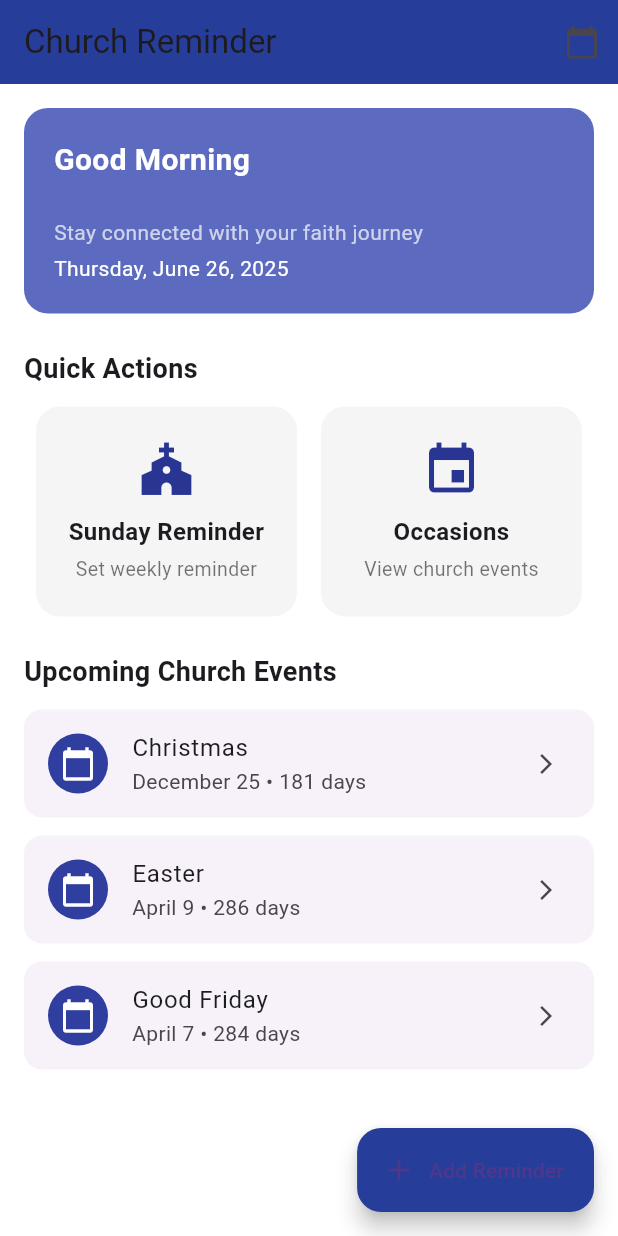
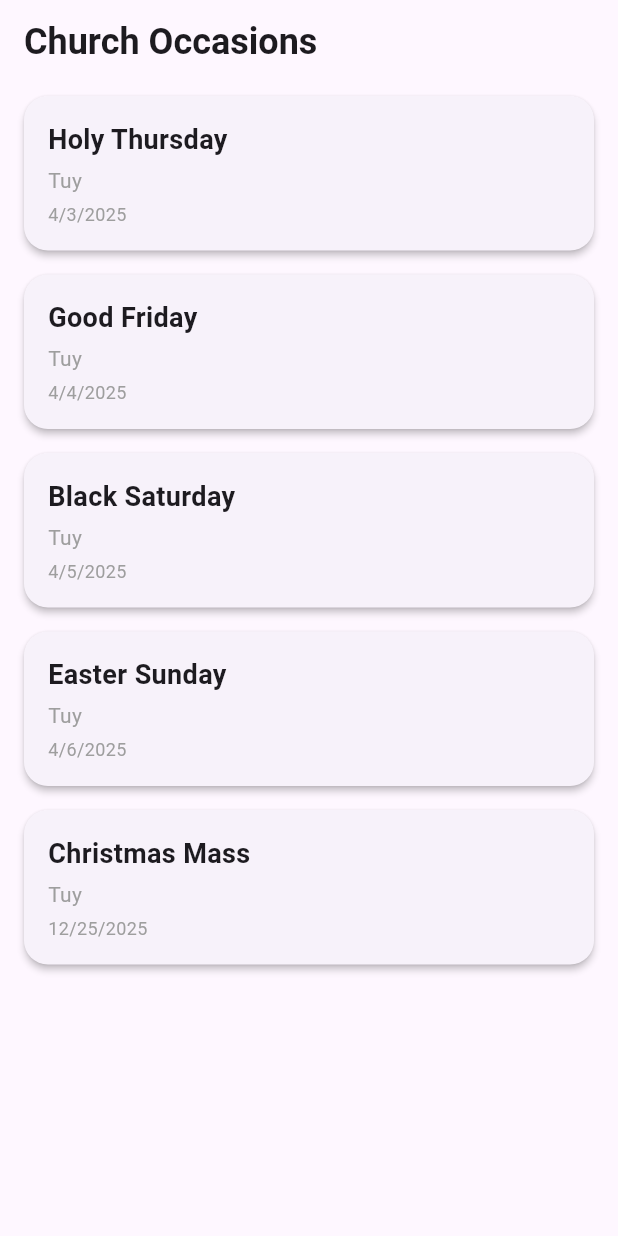
Before and after one commit to carlo10101010/Church-Reminder, a Flutter app: the screen it shows after launch, on a phone screen of 412 x 824 dp. Run offline on Flutter 3.47's test engine with Material 3 defaults, Android fonts, the phone set to English and light mode, and no system bars.

Commit message:
Dynamic UI 1

```diff
--- a/lib/main.dart
+++ b/lib/main.dart
@@ -1,195 +1,9 @@
+import 'package:church_reminder/pages/Dashboard.dart';
+import 'package:church_reminder/pages/ListItems.dart';
 import 'package:flutter/material.dart';
 
-void main() => runApp(ChurchReminderApp());
-
-class ChurchReminderApp extends StatelessWidget {
-  @override
-  Widget build(BuildContext context) {
-    return MaterialApp(
-      title: 'Church Reminder',
-      home: HomeScreen(),
-      debugShowCheckedModeBanner: false,
-    );
-  }
+void main(){
+ runApp(MaterialApp(
+ home: Listitems()
+));
 }
-
-class HomeScreen extends StatelessWidget {
-  final Color primaryColor = Color(0xFF263D9A); // Navy blue
-
-  @override
-  Widget build(BuildContext context) {
-    return Scaffold(
-      backgroundColor: Colors.white,
-      appBar: AppBar(
-        backgroundColor: primaryColor,
-        title: Text('Church Reminder'),
-        actions: [
-          IconButton(
-            icon: Icon(Icons.calendar_today),
-            onPressed: () {},
-          )
-        ],
-      ),
-      body: SingleChildScrollView(
-        child: Padding(
-          padding: const EdgeInsets.all(16.0),
-          child: Column(
-            crossAxisAlignment: CrossAxisAlignment.start,
-            children: [
-              // Good Morning Card
-              Container(
-                width: double.infinity,
-                padding: EdgeInsets.all(20),
-                decoration: BoxDecoration(
-                  color: Colors.indigo[400],
-                  borderRadius: BorderRadius.circular(16),
-                ),
-                child: Column(
-                  crossAxisAlignment: CrossAxisAlignment.start,
-                  children: [
-                  Text(
-                  'Good Morning',
-                  style: TextStyle(fontSize: 20, fontWeight: FontWeight.bold, color: Colors.white),
-                ),
-                SizedBox(height: 24),
-                  Text(
-                    'Stay connected with your faith journey',
-                    style: TextStyle(color: Colors.white70),
-                  ),
-                  SizedBox(height: 4),
-                  Text(
-                    'Thursday, June 26, 2025',
-                    style: TextStyle(color: Colors.white),
-                  ),
-                  ],
-                ),
-              ),
-
-              SizedBox(height: 24),
-
-              // Quick Actions
-              Text("Quick Actions", style: TextStyle(fontSize: 18, fontWeight: FontWeight.bold)),
-              SizedBox(height: 12),
-              Row(
-                mainAxisAlignment: MainAxisAlignment.center, // Center the buttons horizontally
-                children: [
-                  Expanded(
-                    child: Padding(
-                      padding: const EdgeInsets.symmetric(horizontal: 8.0),  // Same margin on both sides
-                      child: ActionCard(
-                        icon: Icons.church,
-                        label: 'Sunday Reminder',
-                        subLabel: 'Set weekly reminder',
-                        iconSize: 40,
-                        height: 140,
-                      ),
-                    ),
-                  ),
-                  Expanded(
-                    child: Padding(
-                      padding: const EdgeInsets.symmetric(horizontal: 8.0),  // Same margin on both sides
-                      child: ActionCard(
-                        icon: Icons.event,
-                        label: 'Occasions',
-                        subLabel: 'View church events',
-                        iconSize: 40,
-                        height: 140,
-                      ),
-                    ),
-                  ),
-                ],
-              ),
-
-              SizedBox(height: 24),
-
-              // Upcoming Events
-              Text("Upcoming Church Events", style: TextStyle(fontSize: 18, fontWeight: FontWeight.bold)),
-              SizedBox(height: 12),
-              EventItem(title: 'Christmas', date: 'December 25', daysLeft: 181),
-              EventItem(title: 'Easter', date: 'April 9', daysLeft: 286),
-              EventItem(title: 'Good Friday', date: 'April 7', daysLeft: 284),
-            ],
-          ),
-        ),
-      ),
-
-      // Add Reminder Button
-      floatingActionButton: FloatingActionButton.extended(
-        onPressed: () {},
-        label: Text('Add Reminder'),
-        icon: Icon(Icons.add),
-        backgroundColor: primaryColor,
-      ),
-    );
-  }
-}
-
-// COMPONENTS
-
-class ActionCard extends StatelessWidget {
-  final IconData icon;
-  final String label;
-  final String subLabel;
-  final double iconSize;
-  final double height;
-
-  const ActionCard({
-    required this.icon,
-    required this.label,
-    required this.subLabel,
-    this.iconSize = 28,
-    this.height = 100,
-  });
-
-  @override
-  Widget build(BuildContext context) {
-    return Container(
-      height: height,
-      padding: EdgeInsets.all(16),
-      decoration: BoxDecoration(
-        color: Colors.grey[100],
-        borderRadius: BorderRadius.circular(16),
-      ),
-      child: Column(
-        mainAxisAlignment: MainAxisAlignment.center,
-        children: [
-          Icon(icon, size: iconSize, color: Colors.indigo[800]),
-          SizedBox(height: 10),
-          Text(label,
-              textAlign: TextAlign.center,
-              style: TextStyle(fontSize: 16, fontWeight: FontWeight.bold)),
-          SizedBox(height: 4),
-          Text(subLabel,
-              textAlign: TextAlign.center,
-              style: TextStyle(fontSize: 13, color: Colors.black54)),
-        ],
-      ),
-    );
-  }
-}
-
-class EventItem extends StatelessWidget {
-  final String title;
-  final String date;
-  final int daysLeft;
-
-  const EventItem({required this.title, required this.date, required this.daysLeft});
-
-  @override
-  Widget build(BuildContext context) {
-    return Card(
-      elevation: 0,
-      margin: EdgeInsets.only(bottom: 12),
-      child: ListTile(
-        leading: CircleAvatar(
-          backgroundColor: Colors.indigo[700],
-          child: Icon(Icons.calendar_today, color: Colors.white),
-        ),
-        title: Text(title),
-        subtitle: Text('$date • $daysLeft days'),
-        trailing: Icon(Icons.arrow_forward_ios, size: 16),
-        onTap: () {},
-      ),
-    );
-  }
-}
--- /dev/null
+++ b/lib/pages/Dashboard.dart
@@ -0,0 +1,182 @@
+import 'package:flutter/material.dart';
+
+class Dashboard extends StatelessWidget {
+  final Color primaryColor = Color(0xFF263D9A); // Navy blue
+
+  @override
+  Widget build(BuildContext context) {
+    return Scaffold(
+      backgroundColor: Colors.white,
+      appBar: AppBar(
+        backgroundColor: primaryColor,
+        title: Text('Church Reminder'),
+        actions: [
+          IconButton(
+            icon: Icon(Icons.calendar_today),
+            onPressed: () {},
+          )
+        ],
+      ),
+      body: SingleChildScrollView(
+        child: Padding(
+          padding: const EdgeInsets.all(16.0),
+          child: Column(
+            crossAxisAlignment: CrossAxisAlignment.start,
+            children: [
+              // Good Morning Card
+              Container(
+                width: double.infinity,
+                padding: EdgeInsets.all(20),
+                decoration: BoxDecoration(
+                  color: Colors.indigo[400],
+                  borderRadius: BorderRadius.circular(16),
+                ),
+                child: Column(
+                  crossAxisAlignment: CrossAxisAlignment.start,
+                  children: [
+                    Text(
+                      'Good Morning',
+                      style: TextStyle(fontSize: 20, fontWeight: FontWeight.bold, color: Colors.white),
+                    ),
+                    SizedBox(height: 24),
+                    Text(
+                      'Stay connected with your faith journey',
+                      style: TextStyle(color: Colors.white70),
+                    ),
+                    SizedBox(height: 4),
+                    Text(
+                      'Thursday, June 26, 2025',
+                      style: TextStyle(color: Colors.white),
+                    ),
+                  ],
+                ),
+              ),
+
+              SizedBox(height: 24),
+
+              // Quick Actions
+              Text("Quick Actions", style: TextStyle(fontSize: 18, fontWeight: FontWeight.bold)),
+              SizedBox(height: 12),
+              Row(
+                mainAxisAlignment: MainAxisAlignment.center, // Center the buttons horizontally
+                children: [
+                  Expanded(
+                    child: Padding(
+                      padding: const EdgeInsets.symmetric(horizontal: 8.0),  // Same margin on both sides
+                      child: ActionCard(
+                        icon: Icons.church,
+                        label: 'Sunday Reminder',
+                        subLabel: 'Set weekly reminder',
+                        iconSize: 40,
+                        height: 140,
+                      ),
+                    ),
+                  ),
+                  Expanded(
+                    child: Padding(
+                      padding: const EdgeInsets.symmetric(horizontal: 8.0),  // Same margin on both sides
+                      child: ActionCard(
+                        icon: Icons.event,
+                        label: 'Occasions',
+                        subLabel: 'View church events',
+                        iconSize: 40,
+                        height: 140,
+                      ),
+                    ),
+                  ),
+                ],
+              ),
+
+              SizedBox(height: 24),
+
+              // Upcoming Events
+              Text("Upcoming Church Events", style: TextStyle(fontSize: 18, fontWeight: FontWeight.bold)),
+              SizedBox(height: 12),
+              EventItem(title: 'Christmas', date: 'December 25', daysLeft: 181),
+              EventItem(title: 'Easter', date: 'April 9', daysLeft: 286),
+              EventItem(title: 'Good Friday', date: 'April 7', daysLeft: 284),
+            ],
+          ),
+        ),
+      ),
+
+      // Add Reminder Button
+      floatingActionButton: FloatingActionButton.extended(
+        onPressed: () {},
+        label: Text('Add Reminder'),
+        icon: Icon(Icons.add),
+        backgroundColor: primaryColor,
+      ),
+    );
+  }
+}
+
+// COMPONENTS
+
+class ActionCard extends StatelessWidget {
+  final IconData icon;
+  final String label;
+  final String subLabel;
+  final double iconSize;
+  final double height;
+
+  const ActionCard({
+    required this.icon,
+    required this.label,
+    required this.subLabel,
+    this.iconSize = 28,
+    this.height = 100,
+  });
+
+  @override
+  Widget build(BuildContext context) {
+    return Container(
+      height: height,
+      padding: EdgeInsets.all(16),
+      decoration: BoxDecoration(
+        color: Colors.grey[100],
+        borderRadius: BorderRadius.circular(16),
+      ),
+      child: Column(
+        mainAxisAlignment: MainAxisAlignment.center,
+        children: [
+          Icon(icon, size: iconSize, color: Colors.indigo[800]),
+          SizedBox(height: 10),
+          Text(label,
+              textAlign: TextAlign.center,
+              style: TextStyle(fontSize: 16, fontWeight: FontWeight.bold)),
+          SizedBox(height: 4),
+          Text(subLabel,
+              textAlign: TextAlign.center,
+              style: TextStyle(fontSize: 13, color: Colors.black54)),
+        ],
+      ),
+    );
+  }
+}
+
+class EventItem extends StatelessWidget {
+  final String title;
+  final String date;
+  final int daysLeft;
+
+  const EventItem({required this.title, required this.date, required this.daysLeft});
+
+  @override
+  Widget build(BuildContext context) {
+    return Card(
+      elevation: 0,
+      margin: EdgeInsets.only(bottom: 12),
+      child: ListTile(
+        leading: CircleAvatar(
+          backgroundColor: Colors.indigo[700],
+          child: Icon(Icons.calendar_today, color: Colors.white),
+        ),
+        title: Text(title),
+        subtitle: Text('$date • $daysLeft days'),
+        trailing: Icon(Icons.arrow_forward_ios, size: 16),
+        onTap: () {},
+      ),
+    );
+  }
+}
--- /dev/null
+++ b/lib/pages/Itemcart.dart
@@ -0,0 +1,45 @@
+import 'package:flutter/material.dart';
+import 'Reminder.dart';
+
+class Itemcart extends StatelessWidget {
+  final Reminder reminder;
+
+  const Itemcart({super.key, required this.reminder});
+
+  @override
+  Widget build(BuildContext context) {
+    return Card(
+      margin: const EdgeInsets.symmetric(horizontal: 16, vertical: 8),
+      elevation: 2,
+      shape: RoundedRectangleBorder(borderRadius: BorderRadius.circular(16)),
+      child: Padding(
+        padding: const EdgeInsets.all(16),
+        child: Column(
+          crossAxisAlignment: CrossAxisAlignment.start,
+          children: [
+            Text(
+              reminder.event,
+              style: const TextStyle(
+                fontSize: 18,
+                fontWeight: FontWeight.bold,
+              ),
+            ),
+            const SizedBox(height: 4),
+            Text(
+              reminder.place,
+              style: const TextStyle(color: Colors.grey),
+            ),
+            const SizedBox(height: 4),
+            Text(
+              '${reminder.date.month}/${reminder.date.day}/${reminder.date.year}',
+              style: const TextStyle(
+                fontSize: 12,
+                color: Colors.grey,
+              ),
+            ),
+          ],
+        ),
+      ),
+    );
+  }
+}
--- /dev/null
+++ b/lib/pages/ListItems.dart
@@ -0,0 +1,37 @@
+import 'package:flutter/material.dart';
+import 'package:church_reminder/pages/Reminder.dart';
+import 'Itemcart.dart';
+
+class Listitems extends StatefulWidget {
+  const Listitems({super.key});
+
+  @override
+  State<Listitems> createState() => _ListitemsState();
+}
+
+class _ListitemsState extends State<Listitems> {
+  final List<Reminder> reminder = [
+    Reminder(place: 'Tuy', event: 'Holy Thursday', date: DateTime(2025, 4, 3,)),
+    Reminder(place: 'Tuy', event: 'Good Friday', date: DateTime(2025, 4, 4,)),
+    Reminder(place: 'Tuy', event: 'Black Saturday', date: DateTime(2025, 4, 5,)),
+    Reminder(place: 'Tuy', event: 'Easter Sunday', date: DateTime(2025, 4, 6,)),
+    Reminder(place: 'Tuy', event: 'Christmas Mass', date: DateTime(2025, 12, 25,)),
+  ];
+
+  @override
+  Widget build(BuildContext context) {
+    return Scaffold(
+      appBar: AppBar(
+        title: const Text(
+          'Church Occasions',
+          style: TextStyle(fontSize: 24, fontWeight: FontWeight.bold),
+        ),
+      ),
+      body: ListView(
+        children: reminder.map((reminder) {
+          return Itemcart(reminder: reminder);
+        }).toList(),
+      ),
+    );
+  }
+}
--- /dev/null
+++ b/lib/pages/Reminder.dart
@@ -0,0 +1,11 @@
+class Reminder{
+  String place;
+  String event;
+  DateTime date;
+
+Reminder({
+  required this.place,
+  required this.event,
+  required this.date
+});
+}
```
